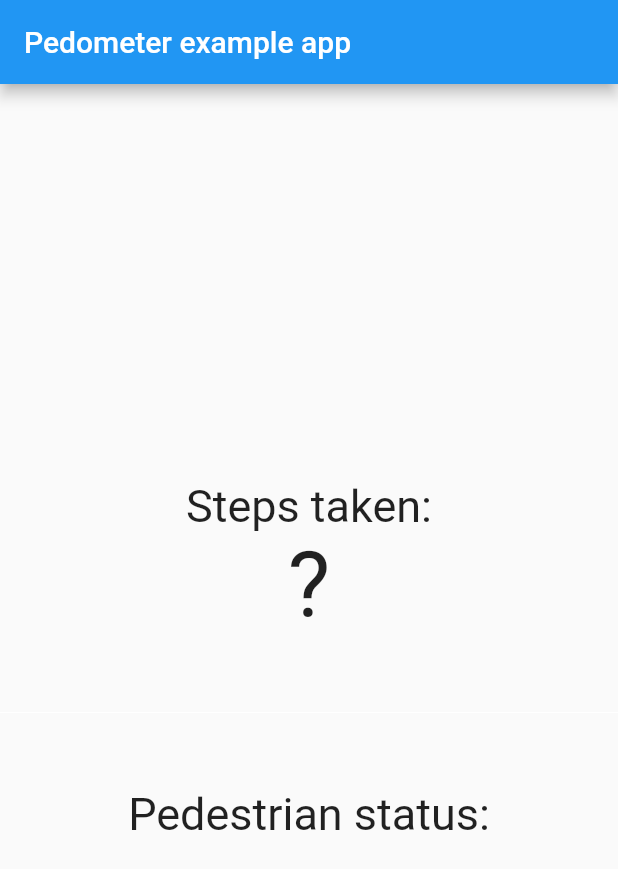
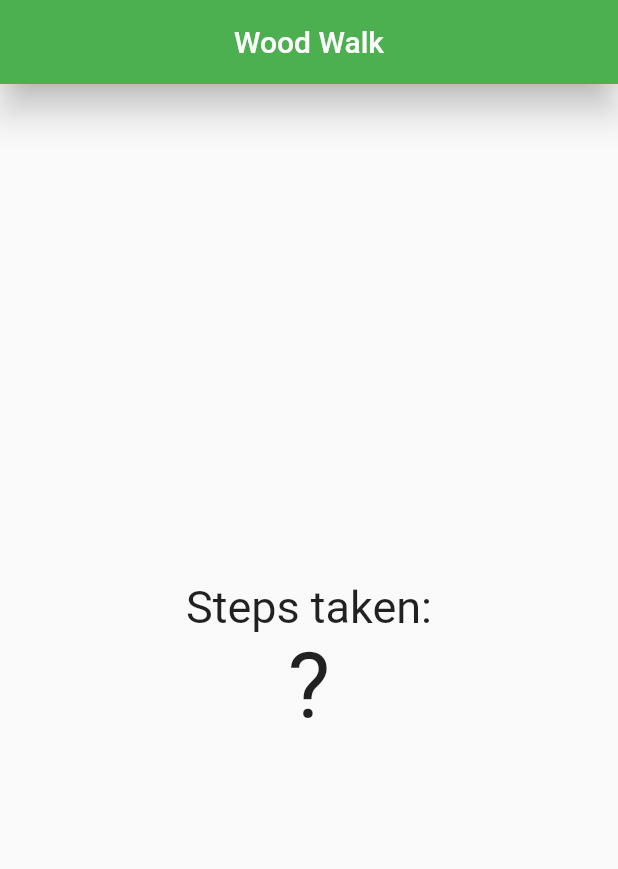
Before and after one commit to Amarygdala/wood_walk, a Flutter app: the screen it shows after launch, on a phone screen of 412 x 824 dp. Shown: the top 869 px of the screen. Run offline on Flutter 3.47's test engine with Material 2 defaults, Android fonts, the phone set to English and light mode, and no system bars; our stand-ins replace pedometer.

Commit message:
altered title and commented out code

```diff
--- a/lib/main.dart
+++ b/lib/main.dart
@@ -49,7 +49,10 @@ class _MyAppState extends State<MyApp> {
     return MaterialApp(
       home: Scaffold(
         appBar: AppBar(
-          title: const Text('Pedometer example app'),
+          title: const Text('Wood Walk'),
+          centerTitle: true,
+          backgroundColor: Colors.green,
+          elevation: 10,
         ),
         body: Center(
           child: Column(
@@ -63,15 +66,11 @@ class _MyAppState extends State<MyApp> {
                 _steps,
                 style: TextStyle(fontSize: 60),
               ),
-              Divider(
-                height: 100,
-                thickness: 0,
-                color: Colors.white,
-              ),
-              Text(
-                'Pedestrian status:',
-                style: TextStyle(fontSize: 30),
-              ),
+//              Divider(
+//                height: 100,
+//                thickness: 0,
+//                color: Colors.white,
+//              ),
             ],
           ),
         ),
```
